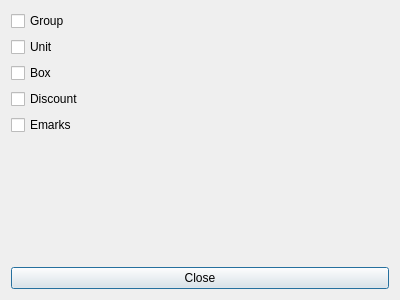
Qt form Shop/dlgshowcolumns.ui (End1-1/Cafe5) before a commit.
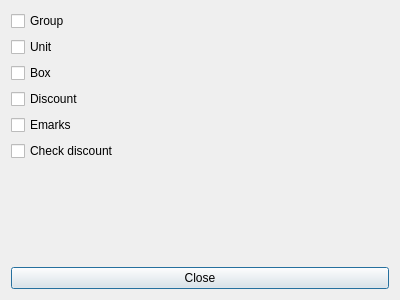
The same form after that commit.

```diff
--- a/Shop/dlgshowcolumns.ui
+++ b/Shop/dlgshowcolumns.ui
@@ -49,6 +49,13 @@
      </property>
     </widget>
    </item>
+   <item>
+    <widget class="QCheckBox" name="chCheckDiscount">
+     <property name="text">
+      <string>Check discount</string>
+     </property>
+    </widget>
+   </item>
    <item>
     <spacer name="verticalSpacer">
      <property name="orientation">
```
